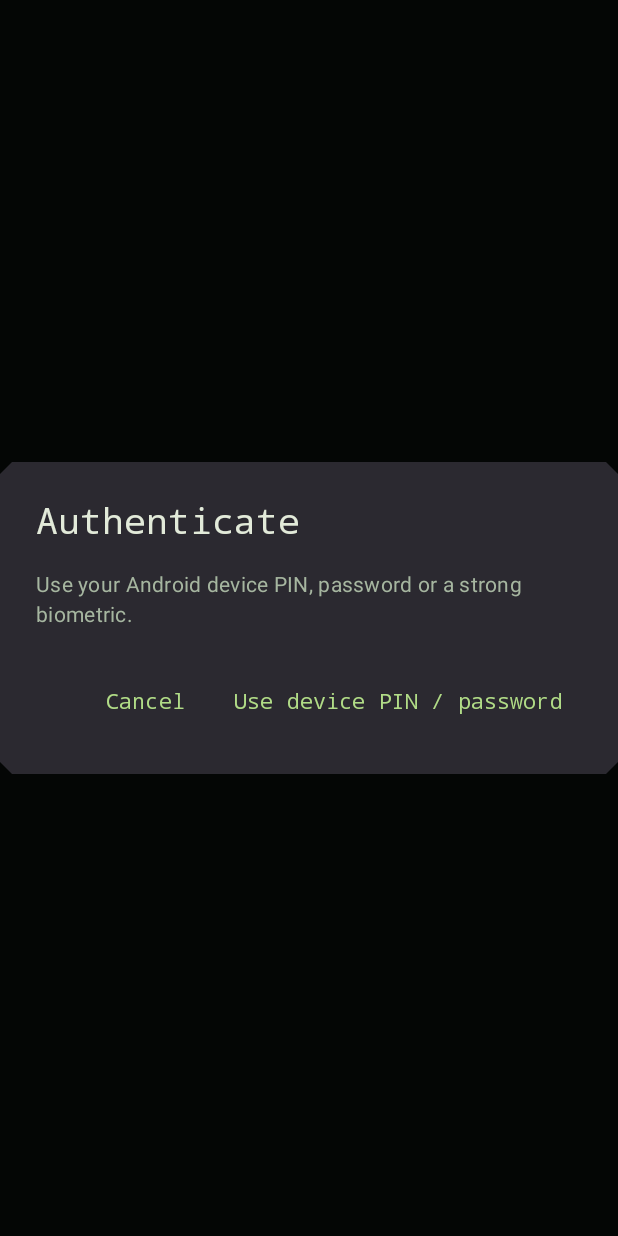
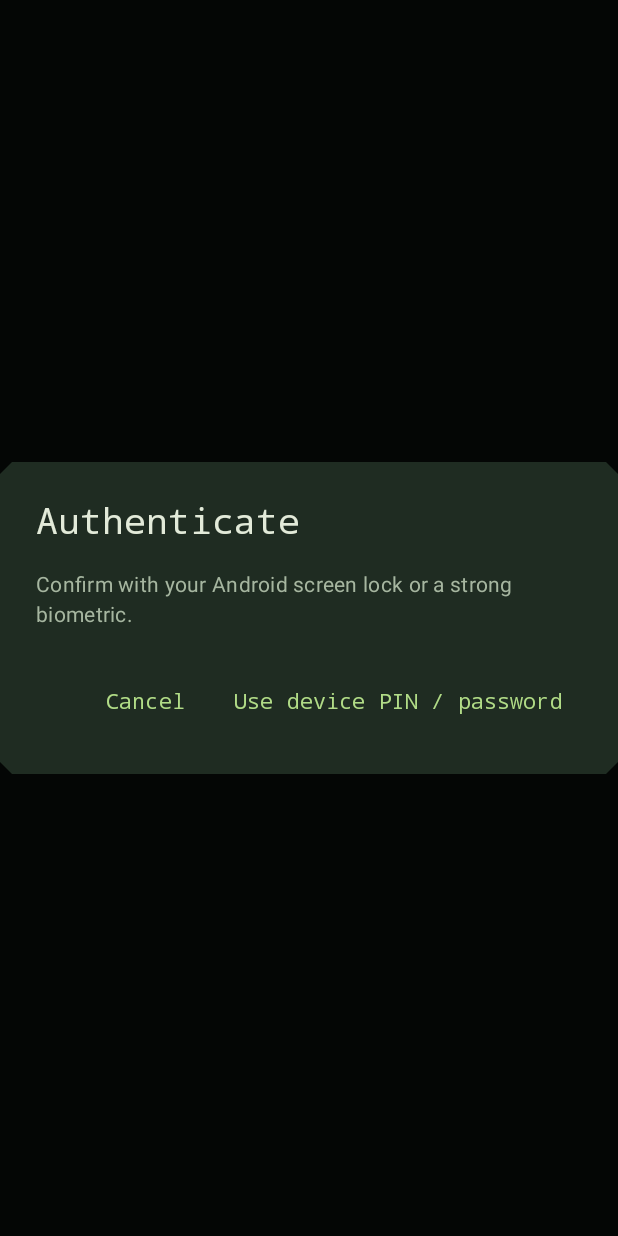
Before and after one commit to Notafbihoneypot/Fed-wallet, an Android app built with Jetpack Compose: the composable AuthenticationDialog called with empty values, on a phone screen of 412 x 824 dp. Run offline under Robolectric (Android 15) with nearby library versions, the phone set to English and light mode, and no system bars; 9 statements that could not run were skipped.

Commit message:
Fix payment sheet and PIN prompt UI; 0.11.13
- Keep the wallet dashboard out of the generation key. Every PIN or
  biometric prompt bumped it, rebuilding the dashboard and re-opening its
  payment sheet behind (or over) the prompt, so a payment could look
  stuck; it also closed the receipt sheet when asking for a transaction key.
- Set every Material colour role in the theme; dialogs and bottom sheets
  were falling back to purple-grey defaults.
- PIN dialog: per-action heading, PIN rule, submit on Done, error on the
  field, full-width biometric button. Button labels kept for device tests.
- Version 0.11.13, code 31.

Host-tested: scripts/check.sh, Kotlin compile, 165 Android unit tests.
Not run on a device; the freeze was diagnosed from code, not reproduced.

Co-Authored-By: Claude Opus 5.5 <noreply@anthropic.com>
Claude-Session: https://claude.ai/code/session_01CYwYE6Z74oz62W7a9gp3yM

```diff
--- a/android/app/build.gradle.kts
+++ b/android/app/build.gradle.kts
@@ -13,8 +13,8 @@ android {
         applicationId = "app.independentwallet.android.syncpreview2"
         minSdk = 28
         targetSdk = 36
-        versionCode = 30
-        versionName = "0.11.12-preview2-candidate"
+        versionCode = 31
+        versionName = "0.11.13-preview2-candidate"
         testInstrumentationRunner = "androidx.test.runner.AndroidJUnitRunner"
         ndk { abiFilters += listOf("arm64-v8a", "x86_64") }
     }
--- a/android/app/src/main/java/app/independentwallet/android/AuthenticationDialog.kt
+++ b/android/app/src/main/java/app/independentwallet/android/AuthenticationDialog.kt
@@ -1,29 +1,58 @@
 package app.independentwallet.android
 
 import androidx.compose.foundation.layout.*
+import androidx.compose.foundation.text.KeyboardActions
 import androidx.compose.foundation.text.KeyboardOptions
 import androidx.compose.material3.*
 import androidx.compose.runtime.*
 import androidx.compose.ui.Modifier
+import androidx.compose.ui.text.input.ImeAction
 import androidx.compose.ui.text.input.KeyboardType
 import androidx.compose.ui.text.input.PasswordVisualTransformation
 import androidx.compose.ui.unit.dp
 import androidx.lifecycle.Lifecycle
 import androidx.lifecycle.compose.LifecycleEventEffect
 
+/** What the prompt is for, so a payment is never authorized under a generic "unlock" heading. */
+internal fun authenticationTitle(action: VaultAction?): String = when (action) {
+    VaultAction.Unlock -> "Unlock wallet"
+    VaultAction.Send -> "Authorize payment"
+    VaultAction.RetrySend -> "Authorize retry"
+    VaultAction.RevealSeed -> "Show recovery phrase"
+    VaultAction.RevealKeys -> "Show wallet keys"
+    VaultAction.RevealTransactionKey -> "Show transaction key"
+    VaultAction.Save -> "Save wallet"
+    VaultAction.StartSetup -> "Protect new wallet"
+    VaultAction.DiscardSetup -> "Discard setup"
+    VaultAction.MainnetCopy -> "Create mainnet copy"
+    VaultAction.ConfigureSecurity -> "Security settings"
+    VaultAction.EnableBiometric, null -> "Authenticate"
+}
+
 @Composable
-internal fun AuthenticationDialog(configured:Boolean,busy:Boolean,error:String?,allowBiometric:Boolean,
+internal fun AuthenticationDialog(action:VaultAction?,configured:Boolean,busy:Boolean,error:String?,allowBiometric:Boolean,
     submit:(String)->Unit,biometric:()->Unit,device:()->Unit,dismiss:()->Unit){
     var pin by remember{mutableStateOf("")}
     LifecycleEventEffect(Lifecycle.Event.ON_STOP){pin=""}
-    AlertDialog(onDismissRequest={if(!busy){pin="";dismiss()}},title={Text("Authenticate")},text={Column(verticalArrangement=Arrangement.spacedBy(12.dp)){
-        if(configured){Text("Enter your app PIN")
-            OutlinedTextField(pin,{if(it.length<=12&&it.all{c->c in '0'..'9'})pin=it},label={Text("App PIN")},singleLine=true,enabled=!busy,
-                visualTransformation=PasswordVisualTransformation(),keyboardOptions=KeyboardOptions(keyboardType=KeyboardType.NumberPassword,autoCorrectEnabled=false))
-        }else Text("Use your Android device PIN, password or a strong biometric.")
-        error?.let{Text(it,color=MaterialTheme.colorScheme.error)}
-        if(busy)LinearProgressIndicator(Modifier.fillMaxWidth())
-        if(allowBiometric)TextButton(onClick={pin="";biometric()},enabled=!busy){Text("Use biometric")}
-    }},confirmButton={TextButton(onClick={if(configured){val p=pin;pin="";submit(p)}else device()},enabled=!busy&&(!configured||validPin(pin))){Text(if(configured)"Unlock"else"Use device PIN / password")}},
+    val ready=!busy&&(!configured||validPin(pin))
+    fun confirm(){
+        if(!ready)return
+        if(configured){val p=pin;pin="";submit(p)}else device()
+    }
+    AlertDialog(onDismissRequest={if(!busy){pin="";dismiss()}},title={Text(authenticationTitle(action))},
+        text={Column(Modifier.fillMaxWidth(),verticalArrangement=Arrangement.spacedBy(16.dp)){
+            if(configured){
+                Text("Enter your app PIN (8 to 12 digits).",style=MaterialTheme.typography.bodyMedium,color=MaterialTheme.colorScheme.onSurfaceVariant)
+                OutlinedTextField(pin,{if(it.length<=12&&it.all{c->c in '0'..'9'})pin=it},Modifier.fillMaxWidth(),label={Text("App PIN")},
+                    singleLine=true,enabled=!busy,isError=error!=null,visualTransformation=PasswordVisualTransformation(),
+                    keyboardOptions=KeyboardOptions(keyboardType=KeyboardType.NumberPassword,autoCorrectEnabled=false,imeAction=ImeAction.Done),
+                    keyboardActions=KeyboardActions(onDone={confirm()}))
+            }else Text("Confirm with your Android screen lock or a strong biometric.",style=MaterialTheme.typography.bodyMedium,
+                color=MaterialTheme.colorScheme.onSurfaceVariant)
+            error?.let{Text(it,style=MaterialTheme.typography.bodySmall,color=MaterialTheme.colorScheme.error)}
+            if(busy)LinearProgressIndicator(Modifier.fillMaxWidth())
+            if(allowBiometric)OutlinedButton(onClick={pin="";biometric()},enabled=!busy,modifier=Modifier.fillMaxWidth()){Text("Use biometric")}
+        }},
+        confirmButton={TextButton(onClick={confirm()},enabled=ready){Text(if(configured)"Unlock"else"Use device PIN / password")}},
         dismissButton={TextButton(onClick={pin="";dismiss()},enabled=!busy){Text("Cancel")}})
 }
--- a/android/app/src/main/java/app/independentwallet/android/MainActivity.kt
+++ b/android/app/src/main/java/app/independentwallet/android/MainActivity.kt
@@ -188,7 +188,7 @@ class MainActivity:ComponentActivity(){
             LaunchedEffect(ui.generation,pending){if(pending!=null&&offlineVm.pendingAuthenticationRequest()!=pending){pending=null;prompt=false}}
             if(ui.wiping)Text("Clearing wallet data…",Modifier.padding(32.dp))else{
                 WalletApp(offlineVm=offlineVm,authenticate=::authenticate)
-                if(prompt&&pending!=null)AuthenticationDialog(application.appLocks().configured(),pinBusy,pinError,
+                if(prompt&&pending!=null)AuthenticationDialog(pending?.first,application.appLocks().configured(),pinBusy,pinError,
                     allowBiometric=(!ui.security.pin||ui.security.biometrics)&&pending?.first!=VaultAction.ConfigureSecurity,
                     submit=::submitPin,biometric={launchBiometric(false)},device=::launchDeviceCredential,dismiss=::cancelAuthentication)
             }
--- a/android/app/src/main/java/app/independentwallet/android/RetroTheme.kt
+++ b/android/app/src/main/java/app/independentwallet/android/RetroTheme.kt
@@ -42,9 +42,17 @@ fun RetroWalletTheme(content: @Composable () -> Unit) {
         colorScheme = darkColorScheme(
             primary = Color(0xFFB1DC87), onPrimary = Color(0xFF14200D), primaryContainer = Color(0xFF25391E), onPrimaryContainer = Color(0xFFD5F5B5),
             secondary = Color(0xFFE7A36A), onSecondary = Color(0xFF2C190C), secondaryContainer = Color(0xFF392B1C), onSecondaryContainer = Color(0xFFFFDBB8),
+            tertiary = Color(0xFF9FD3C7), onTertiary = Color(0xFF0E2420), tertiaryContainer = Color(0xFF1C3A34), onTertiaryContainer = Color(0xFFBDEFE3),
             background = Color(0xFF0B100D), onBackground = Color(0xFFE2EAD9), surface = Color(0xFF141D16), onSurface = Color(0xFFE2EAD9),
-            surfaceVariant = Color(0xFF1D2A20), onSurfaceVariant = Color(0xFFA6B6A0), surfaceContainer = Color(0xFF18231B),
-            outline = Color(0xFF69805F), outlineVariant = Color(0xFF31452F), error = Color(0xFFFFB0A3), errorContainer = Color(0xFF50251F), onErrorContainer = Color(0xFFFFDAD3),
+            surfaceVariant = Color(0xFF1D2A20), onSurfaceVariant = Color(0xFFA6B6A0),
+            // Every container role is set: Material defaults are purple-grey, and dialogs
+            // (High) and bottom sheets (Low) would otherwise ignore this palette.
+            surfaceDim = Color(0xFF0B100D), surfaceBright = Color(0xFF2C3A2E),
+            surfaceContainerLowest = Color(0xFF080C09), surfaceContainerLow = Color(0xFF141D16), surfaceContainer = Color(0xFF18231B),
+            surfaceContainerHigh = Color(0xFF1F2C22), surfaceContainerHighest = Color(0xFF27362A),
+            inverseSurface = Color(0xFFE2EAD9), inverseOnSurface = Color(0xFF1A241C), inversePrimary = Color(0xFF3F6A26),
+            outline = Color(0xFF69805F), outlineVariant = Color(0xFF31452F), scrim = Color(0xFF000000),
+            error = Color(0xFFFFB0A3), onError = Color(0xFF561E16), errorContainer = Color(0xFF50251F), onErrorContainer = Color(0xFFFFDAD3),
         ), typography = type,
         shapes = Shapes(extraSmall = CutCornerShape(4.dp), small = CutCornerShape(4.dp), medium = CutCornerShape(6.dp), large = CutCornerShape(8.dp), extraLarge = CutCornerShape(8.dp)),
         content = content,
```
Also changed, not shown: android/app/src/main/java/app/independentwallet/android/OfflineWalletPanel.kt (+6 -3 lines), 6 other files.
